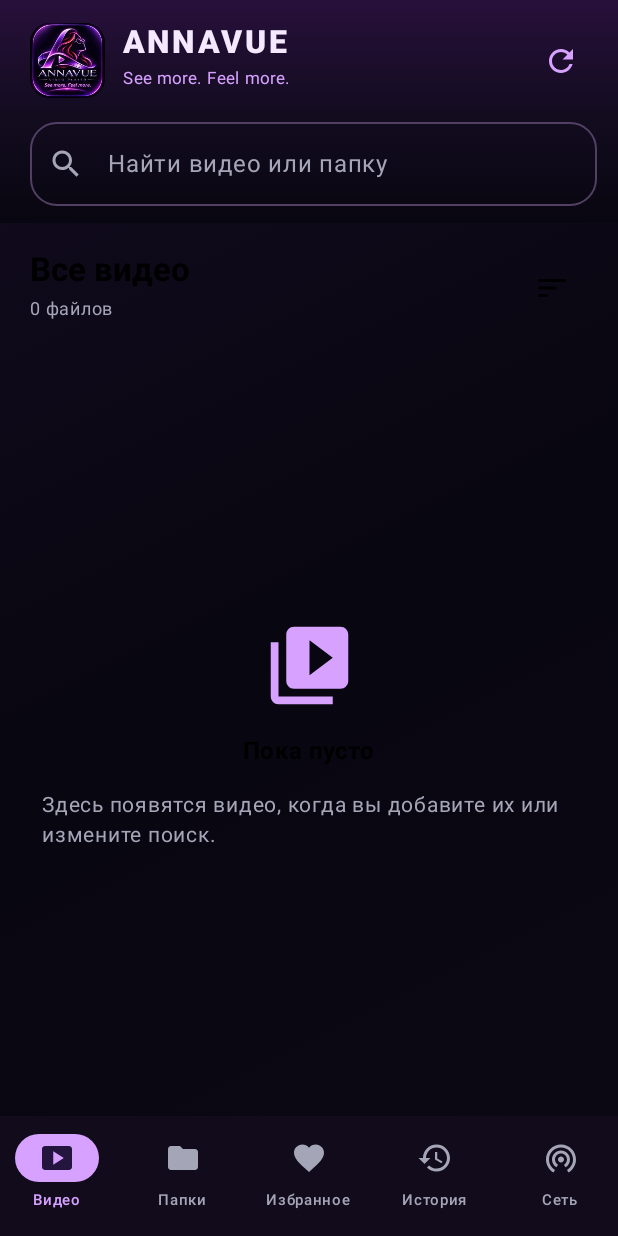
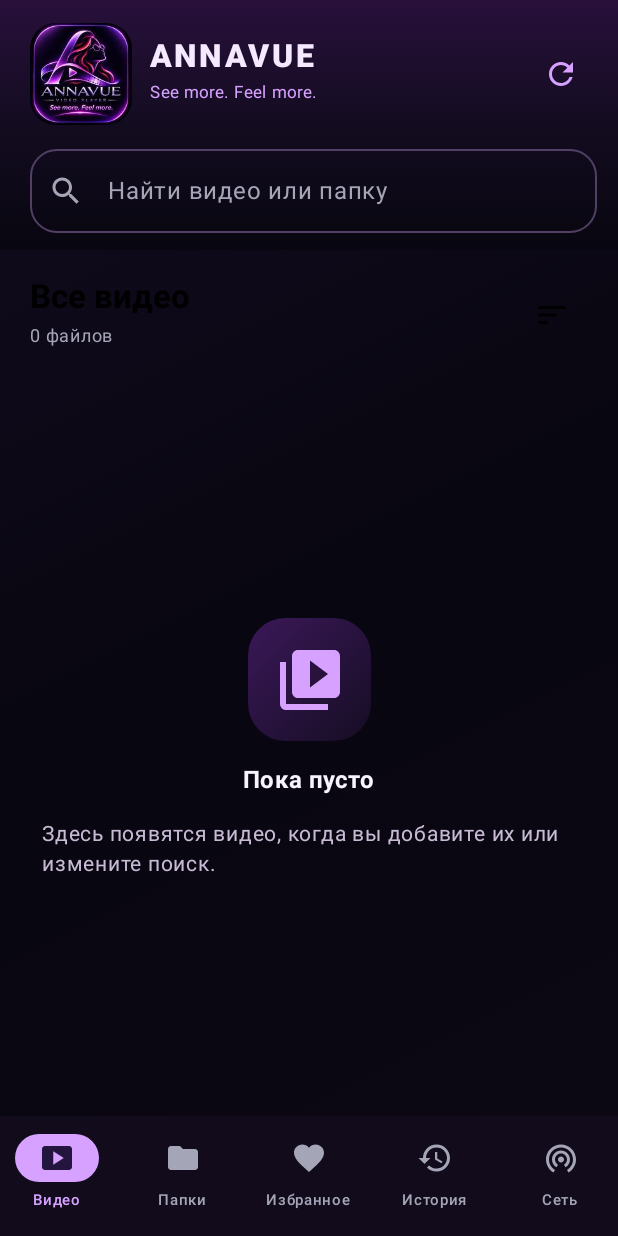
Before and after one commit to VandR-Media/AnnaVideoPlayer, an Android app built with Jetpack Compose: the screen it shows after launch (MainActivity), on a phone screen of 412 x 824 dp. Run offline under Robolectric (Android 15) with nearby library versions, the phone set to English and light mode, and no system bars.

Commit message:
fix(ui): improve branded empty state contrast and logo sizing

```diff
--- a/app/src/main/java/media/vandr/anna/ui/AnnaApp.kt
+++ b/app/src/main/java/media/vandr/anna/ui/AnnaApp.kt
@@ -112,8 +112,8 @@ fun AnnaApp(
                     Image(
                         painter = painterResource(R.drawable.annavue_brand_logo),
                         contentDescription = "Логотип Annavue",
-                        modifier = Modifier.size(50.dp).clip(RoundedCornerShape(13.dp)),
-                        contentScale = ContentScale.Crop
+                        modifier = Modifier.size(68.dp).clip(RoundedCornerShape(17.dp)),
+                        contentScale = ContentScale.Fit
                     )
                     Spacer(Modifier.width(12.dp))
                     Column(Modifier.weight(1f)) {
@@ -386,11 +386,17 @@ private fun StreamTab(onPlay: (String, String) -> Unit, history: PlaybackHistory
 private fun EmptyScreen(title: String, subtitle: String, button: String? = null, action: () -> Unit = {}) {
     Box(Modifier.fillMaxSize().padding(28.dp), contentAlignment = Alignment.Center) {
         Column(horizontalAlignment = Alignment.CenterHorizontally, verticalArrangement = Arrangement.spacedBy(14.dp)) {
-            Icon(Icons.Filled.VideoLibrary, contentDescription = null, modifier = Modifier.size(62.dp), tint = Lilac)
-            Text(title, style = MaterialTheme.typography.titleMedium, fontWeight = FontWeight.Bold)
-            Text(subtitle, color = Muted, fontSize = 14.sp, lineHeight = 20.sp)
+            Box(
+                modifier = Modifier.size(82.dp).clip(RoundedCornerShape(25.dp))
+                    .background(Brush.linearGradient(listOf(Color(0xFF3A1858), Color(0xFF160D24)))),
+                contentAlignment = Alignment.Center
+            ) {
+                Icon(Icons.Filled.VideoLibrary, contentDescription = null, modifier = Modifier.size(48.dp), tint = Lilac)
+            }
+            Text(title, style = MaterialTheme.typography.titleMedium, fontWeight = FontWeight.Bold, color = Color(0xFFF7F3FF))
+            Text(subtitle, color = Color(0xFFC7BBD5), fontSize = 14.sp, lineHeight = 20.sp)
             if (button != null) {
-                Button(onClick = action, shape = RoundedCornerShape(14.dp)) { Text(button) }
+                Button(onClick = action, shape = RoundedCornerShape(14.dp), colors = ButtonDefaults.buttonColors(containerColor = Lilac, contentColor = Color(0xFF24153E))) { Text(button, color = Color(0xFF24153E), fontWeight = FontWeight.SemiBold) }
             }
         }
     }
```
